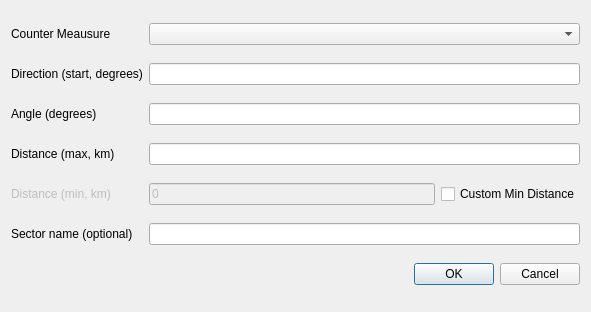
Before: the Qt Designer form SectorPlot/sectorplot_sector_dialog_base.ui in rduivenvoorde/sectorplot, drawn with Qt 5.
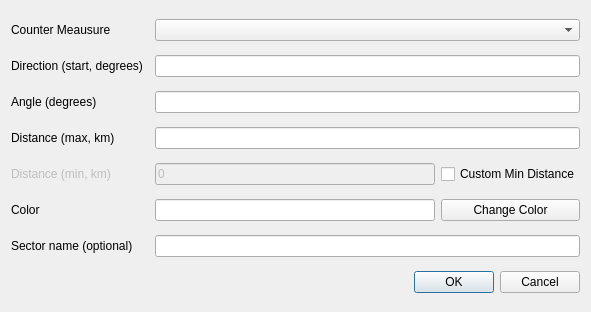
After: the same form once the commit is applied.

What changed in the file:
```diff
--- a/SectorPlot/sectorplot_sector_dialog_base.ui
+++ b/SectorPlot/sectorplot_sector_dialog_base.ui
@@ -3,7 +3,7 @@
  <class>Dialog</class>
  <widget class="QDialog" name="Dialog">
   <property name="windowModality">
-   <enum>Qt::ApplicationModal</enum>
+   <enum>Qt::WindowModal</enum>
   </property>
   <property name="geometry">
    <rect>
@@ -17,13 +17,6 @@
    <string>Sectorplot</string>
   </property>
   <layout class="QGridLayout" name="gridLayout">
-   <item row="5" column="2">
-    <widget class="QCheckBox" name="cb_min_distance">
-     <property name="text">
-      <string>Custom Min Distance</string>
-     </property>
-    </widget>
-   </item>
    <item row="3" column="0">
     <widget class="QLabel" name="lbl_angle">
      <property name="text">
@@ -31,21 +24,7 @@
      </property>
     </widget>
    </item>
-   <item row="0" column="0">
-    <widget class="QLabel" name="lbl_countermeasures">
-     <property name="text">
-      <string>Counter Meausure</string>
-     </property>
-    </widget>
-   </item>
-   <item row="2" column="0">
-    <widget class="QLabel" name="lbl_direction">
-     <property name="text">
-      <string>Direction (start, degrees)</string>
-     </property>
-    </widget>
-   </item>
-   <item row="5" column="1">
+   <item row="5" column="2">
     <widget class="QLineEdit" name="le_min_distance">
      <property name="enabled">
       <bool>false</bool>
@@ -58,34 +37,31 @@
      </property>
     </widget>
    </item>
-   <item row="4" column="0">
-    <widget class="QLabel" name="lbl_distance">
-     <property name="text">
-      <string>Distance (max, km)</string>
-     </property>
-    </widget>
-   </item>
-   <item row="5" column="0">
-    <widget class="QLabel" name="lbl_min_distance">
-     <property name="enabled">
-      <bool>false</bool>
-     </property>
-     <property name="text">
-      <string>Distance (min, km)</string>
-     </property>
-    </widget>
-   </item>
    <item row="6" column="0">
+    <widget class="QLabel" name="lbl_color">
+     <property name="text">
+      <string>Color</string>
+     </property>
+    </widget>
+   </item>
+   <item row="7" column="0">
     <widget class="QLabel" name="lbl_sector_name">
      <property name="text">
       <string>Sector name (optional)</string>
      </property>
     </widget>
    </item>
-   <item row="6" column="1" colspan="2">
-    <widget class="QLineEdit" name="le_sector_name"/>
+   <item row="3" column="2" colspan="2">
+    <widget class="QLineEdit" name="le_angle">
+     <property name="inputMask">
+      <string/>
+     </property>
+     <property name="text">
+      <string/>
+     </property>
+    </widget>
    </item>
-   <item row="7" column="0" colspan="3">
+   <item row="8" column="0" colspan="4">
     <widget class="QDialogButtonBox" name="buttonBox">
      <property name="orientation">
       <enum>Qt::Horizontal</enum>
@@ -95,39 +71,80 @@
      </property>
     </widget>
    </item>
-   <item row="4" column="1" colspan="2">
-    <widget class="QLineEdit" name="le_distance">
-     <property name="inputMask">
-      <string/>
-     </property>
-     <property name="text">
-      <string/>
-     </property>
-    </widget>
-   </item>
-   <item row="2" column="1" colspan="2">
-    <widget class="QLineEdit" name="le_direction">
-     <property name="inputMask">
-      <string/>
-     </property>
-     <property name="text">
-      <string/>
-     </property>
-    </widget>
-   </item>
-   <item row="3" column="1" colspan="2">
-    <widget class="QLineEdit" name="le_angle">
-     <property name="inputMask">
-      <string/>
-     </property>
-     <property name="text">
-      <string/>
-     </property>
-    </widget>
-   </item>
-   <item row="0" column="1" colspan="2">
+   <item row="0" column="2" colspan="2">
     <widget class="QComboBox" name="combo_countermeasures"/>
    </item>
+   <item row="0" column="0">
+    <widget class="QLabel" name="lbl_countermeasures">
+     <property name="text">
+      <string>Counter Meausure</string>
+     </property>
+    </widget>
+   </item>
+   <item row="5" column="0">
+    <widget class="QLabel" name="lbl_min_distance">
+     <property name="enabled">
+      <bool>false</bool>
+     </property>
+     <property name="text">
+      <string>Distance (min, km)</string>
+     </property>
+    </widget>
+   </item>
+   <item row="4" column="0">
+    <widget class="QLabel" name="lbl_distance">
+     <property name="text">
+      <string>Distance (max, km)</string>
+     </property>
+    </widget>
+   </item>
+   <item row="2" column="0">
+    <widget class="QLabel" name="lbl_direction">
+     <property name="text">
+      <string>Direction (start, degrees)</string>
+     </property>
+    </widget>
+   </item>
+   <item row="5" column="3">
+    <widget class="QCheckBox" name="cb_min_distance">
+     <property name="text">
+      <string>Custom Min Distance</string>
+     </property>
+    </widget>
+   </item>
+   <item row="7" column="2" colspan="2">
+    <widget class="QLineEdit" name="le_sector_name"/>
+   </item>
+   <item row="2" column="2" colspan="2">
+    <widget class="QLineEdit" name="le_direction">
+     <property name="inputMask">
+      <string/>
+     </property>
+     <property name="text">
+      <string/>
+     </property>
+    </widget>
+   </item>
+   <item row="4" column="2" colspan="2">
+    <widget class="QLineEdit" name="le_distance">
+     <property name="inputMask">
+      <string/>
+     </property>
+     <property name="text">
+      <string/>
+     </property>
+    </widget>
+   </item>
+   <item row="6" column="2">
+    <widget class="QLineEdit" name="le_color"/>
+   </item>
+   <item row="6" column="3">
+    <widget class="QPushButton" name="btn_color">
+     <property name="text">
+      <string>Change Color</string>
+     </property>
+    </widget>
+   </item>
   </layout>
  </widget>
  <resources/>
```
